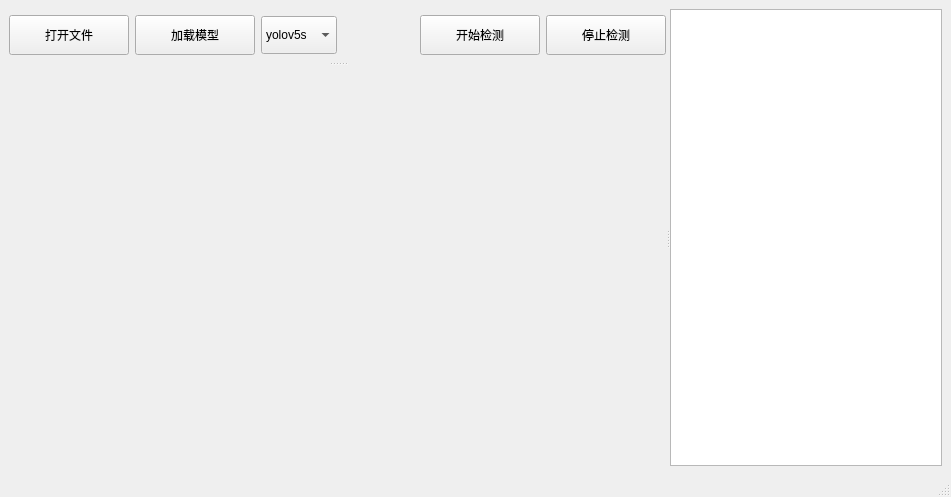
Chenyz6/Qt_Code, file yolov5-demo/mainwindow.ui: the form before one commit.
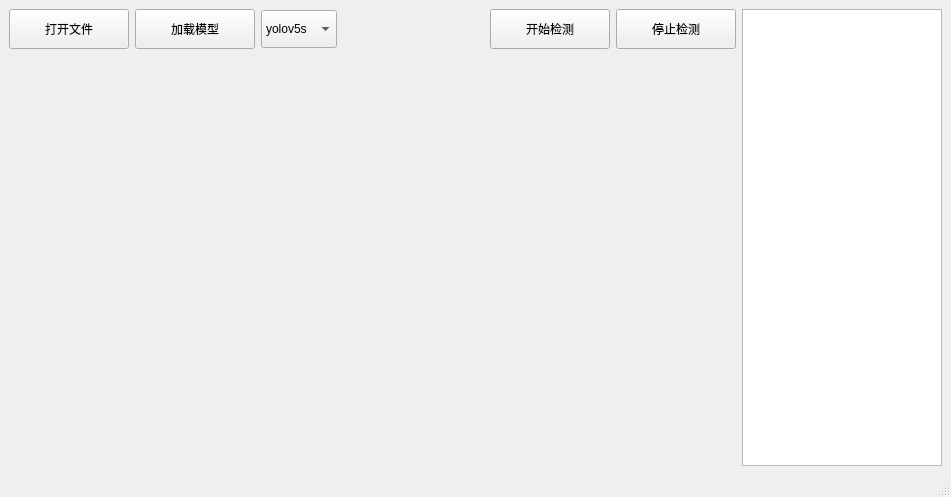
The form after the commit. Icons and pictures are not drawn.

The edit to the form file:
```diff
--- a/yolov5-demo/mainwindow.ui
+++ b/yolov5-demo/mainwindow.ui
@@ -14,17 +14,10 @@
    <string>MainWindow</string>
   </property>
   <widget class="QWidget" name="centralwidget">
-   <layout class="QGridLayout" name="gridLayout">
+   <layout class="QGridLayout" name="gridLayout_2" columnstretch="9,1">
     <item row="0" column="0">
-     <widget class="QSplitter" name="splitter_2">
-      <property name="orientation">
-       <enum>Qt::Horizontal</enum>
-      </property>
-      <widget class="QSplitter" name="splitter">
-       <property name="orientation">
-        <enum>Qt::Vertical</enum>
-       </property>
-       <widget class="QWidget" name="">
+     <layout class="QGridLayout" name="gridLayout" rowstretch="1,9" rowminimumheight="0,0">
+      <item row="0" column="0">
         <layout class="QHBoxLayout" name="horizontalLayout">
          <item>
           <widget class="QPushButton" name="openfile">
@@ -123,6 +116,12 @@
              <height>40</height>
             </size>
            </property>
+          <property name="maximumSize">
+           <size>
+            <width>16777215</width>
+            <height>40</height>
+           </size>
+          </property>
            <property name="text">
             <string>开始检测</string>
            </property>
@@ -162,7 +161,8 @@
           </widget>
          </item>
         </layout>
-       </widget>
+      </item>
+      <item row="1" column="0">
        <widget class="QLabel" name="label">
         <property name="minimumSize">
          <size>
@@ -174,15 +174,23 @@
          <string/>
         </property>
        </widget>
-      </widget>
+      </item>
+     </layout>
+    </item>
+    <item row="0" column="1">
       <widget class="QTextEdit" name="textEditlog">
        <property name="minimumSize">
         <size>
-         <width>30</width>
+        <width>200</width>
          <height>350</height>
         </size>
        </property>
-      </widget>
+      <property name="maximumSize">
+       <size>
+        <width>200</width>
+        <height>16777215</height>
+       </size>
+      </property>
      </widget>
     </item>
    </layout>
```
Left out of the diff: 2 changed lines with no effect on the pictures. Lines whose indentation alone changed are shown as unchanged.
